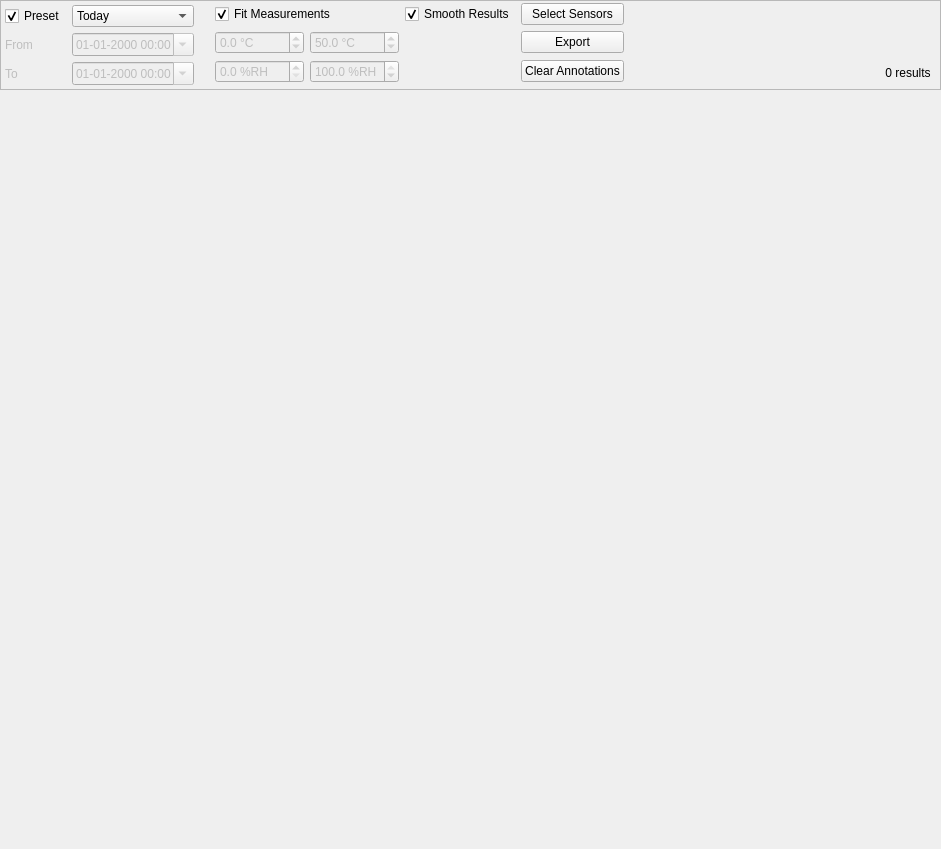
First picture: the form in manager/src/PlotWidget.ui, repository porkmarks/sense, before the edit.
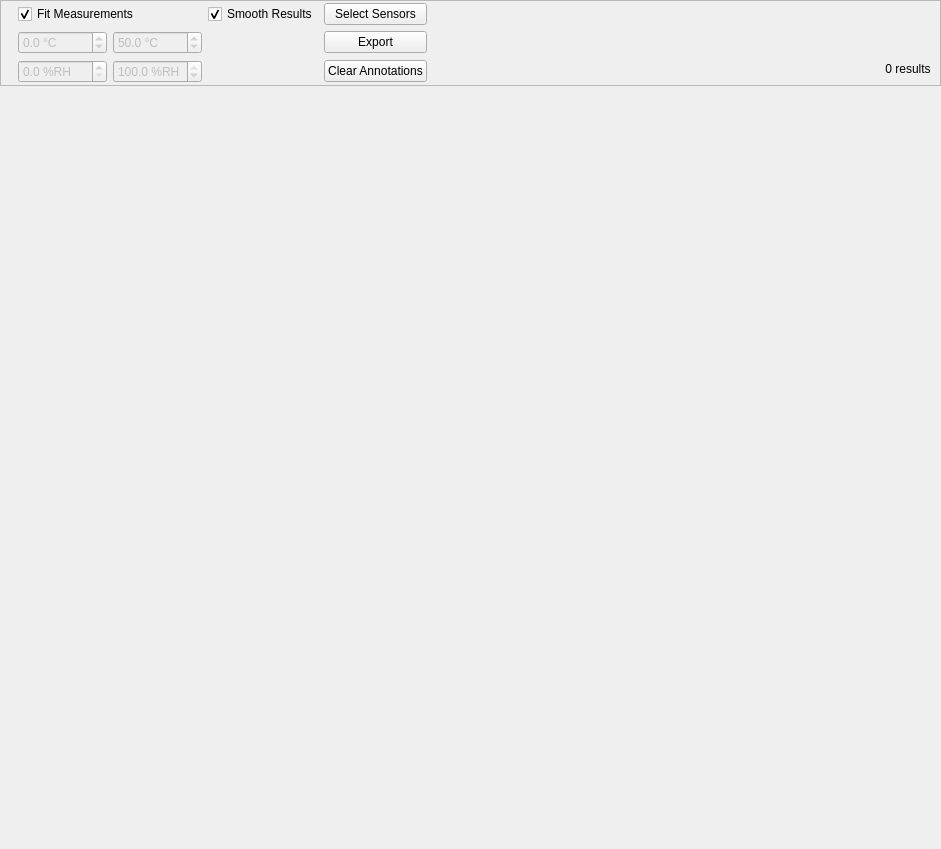
Second picture: the form after the edit. Icons and pictures are not drawn. Custom widgets are drawn as their Qt base class.

Commit message: Added new date time filter widget to reuse for all pages Way faster logging

```diff
--- a/manager/src/PlotWidget.ui
+++ b/manager/src/PlotWidget.ui
@@ -63,7 +63,7 @@
        <number>0</number>
       </property>
       <item>
-       <widget class="QWidget" name="widget_2" native="true">
+       <widget class="DateTimeFilterWidget" name="dateTimeFilter" native="true">
         <layout class="QGridLayout" name="gridLayout">
          <property name="leftMargin">
           <number>4</number>
@@ -77,148 +77,6 @@
          <property name="bottomMargin">
           <number>4</number>
          </property>
-         <item row="5" column="1">
-          <widget class="QDateTimeEdit" name="maxDateTime">
-           <property name="enabled">
-            <bool>false</bool>
-           </property>
-           <property name="showGroupSeparator" stdset="0">
-            <bool>false</bool>
-           </property>
-           <property name="maximumDate">
-            <date>
-             <year>7930</year>
-             <month>12</month>
-             <day>31</day>
-            </date>
-           </property>
-           <property name="minimumDate">
-            <date>
-             <year>1780</year>
-             <month>9</month>
-             <day>14</day>
-            </date>
-           </property>
-           <property name="displayFormat">
-            <string>dd-MM-yyyy HH:mm</string>
-           </property>
-           <property name="calendarPopup">
-            <bool>true</bool>
-           </property>
-          </widget>
-         </item>
-         <item row="1" column="1">
-          <widget class="QComboBox" name="dateTimePreset">
-           <item>
-            <property name="text">
-             <string>Today</string>
-            </property>
-           </item>
-           <item>
-            <property name="text">
-             <string>Yesterday</string>
-            </property>
-           </item>
-           <item>
-            <property name="text">
-             <string>This Week</string>
-            </property>
-           </item>
-           <item>
-            <property name="text">
-             <string>Last Week</string>
-            </property>
-           </item>
-           <item>
-            <property name="text">
-             <string>This Month</string>
-            </property>
-           </item>
-           <item>
-            <property name="text">
-             <string>Last Month</string>
-            </property>
-           </item>
-          </widget>
-         </item>
-         <item row="3" column="0">
-          <widget class="QLabel" name="label_2">
-           <property name="enabled">
-            <bool>false</bool>
-           </property>
-           <property name="text">
-            <string>From</string>
-           </property>
-          </widget>
-         </item>
-         <item row="3" column="1">
-          <widget class="QDateTimeEdit" name="minDateTime">
-           <property name="enabled">
-            <bool>false</bool>
-           </property>
-           <property name="showGroupSeparator" stdset="0">
-            <bool>false</bool>
-           </property>
-           <property name="maximumDate">
-            <date>
-             <year>7930</year>
-             <month>12</month>
-             <day>31</day>
-            </date>
-           </property>
-           <property name="minimumDate">
-            <date>
-             <year>1780</year>
-             <month>9</month>
-             <day>14</day>
-            </date>
-           </property>
-           <property name="displayFormat">
-            <string>dd-MM-yyyy HH:mm</string>
-           </property>
-           <property name="calendarPopup">
-            <bool>true</bool>
-           </property>
-          </widget>
-         </item>
-         <item row="5" column="0">
-          <widget class="QLabel" name="label">
-           <property name="enabled">
-            <bool>false</bool>
-           </property>
-           <property name="text">
-            <string>To</string>
-           </property>
-          </widget>
-         </item>
-         <item row="1" column="0">
-          <widget class="QCheckBox" name="useDateTimePreset">
-           <property name="text">
-            <string>Preset</string>
-           </property>
-           <property name="checked">
-            <bool>true</bool>
-           </property>
-          </widget>
-         </item>
-        </layout>
-       </widget>
-      </item>
-      <item>
-       <widget class="QWidget" name="widget_3" native="true">
-        <layout class="QGridLayout" name="gridLayout_3">
-         <property name="leftMargin">
-          <number>4</number>
-         </property>
-         <property name="topMargin">
-          <number>4</number>
-         </property>
-         <property name="rightMargin">
-          <number>4</number>
-         </property>
-         <property name="bottomMargin">
-          <number>4</number>
-         </property>
         </layout>
        </widget>
       </item>
@@ -456,6 +314,14 @@
    </item>
   </layout>
  </widget>
+ <customwidgets>
+  <customwidget>
+   <class>DateTimeFilterWidget</class>
+   <extends>QWidget</extends>
+   <header>DateTimeFilterWidget.h</header>
+   <container>1</container>
+  </customwidget>
+ </customwidgets>
  <tabstops>
   <tabstop>useDateTimePreset</tabstop>
   <tabstop>dateTimePreset</tabstop>
```
Left out of the diff: 84 changed lines with no effect on the pictures. The commit also changes 31 other files.
